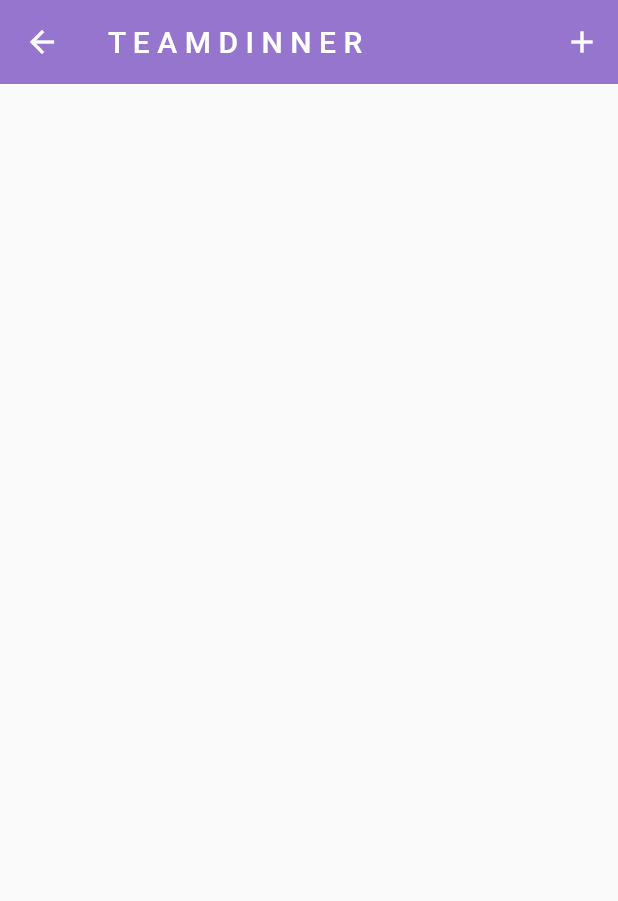
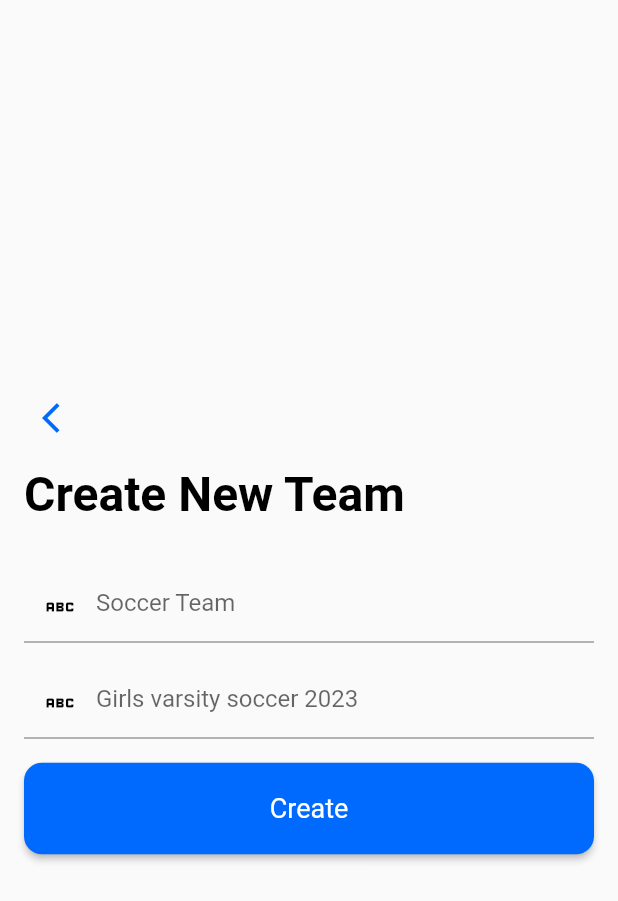
Before and after one commit to joshbl-dev/TeamDinner-JIB-2341, a Flutter app: the CreateTeamPage screen opened directly, after a tap on the "add" icon, on a phone screen of 412 x 824 dp. Shown: the top 901 px of the screen. Run offline on Flutter 3.47's test engine with Material 2 defaults, Android fonts, the phone set to English and light mode, and no system bars; our stand-ins replace google_nav_bar.

Commit message:
Create new team screen with form
added a create new team screen with form. Create a team with a team name and description.

```diff
--- a/frontend/lib/homepage.dart
+++ b/frontend/lib/homepage.dart
@@ -28,6 +28,7 @@ class _HomePageState extends State<HomePage> {
       appBar: AppBar(
         backgroundColor: Colors.deepPurple[300],
         elevation: 0,
+        centerTitle: true,
         title: const Text('T E A M D I N N E R'),
         actions: [
           IconButton(
--- /dev/null
+++ b/frontend/lib/new_team.dart
@@ -0,0 +1,48 @@
+import 'package:flutter/material.dart';
+import 'package:frontend/widgets/new_team_form.dart';
+
+class CreateNewTeamPage extends StatelessWidget {
+  const CreateNewTeamPage({Key? key}) : super(key: key);
+
+  @override
+  Widget build(BuildContext context) {
+    return Scaffold(
+      body: Padding(
+        padding: const EdgeInsets.all(16.0),
+        child: Column(
+          mainAxisAlignment: MainAxisAlignment.center,
+          crossAxisAlignment: CrossAxisAlignment.start,
+          children: [
+            Padding(
+              padding: const EdgeInsets.only(bottom: 8.0),
+              child: Container(
+                alignment: Alignment.centerLeft,
+                width: double.infinity,
+                child: IconButton(
+                  color: const Color(0xFF0069FE),
+                  onPressed: () {
+                    Navigator.pop(
+                      context,
+                    );
+                  },
+                  icon: const Icon(Icons.arrow_back_ios),
+                ),
+              ),
+            ),
+            const Padding(
+              padding: EdgeInsets.only(bottom: 32.0),
+              child: Text(
+                "Create New Team",
+                style: TextStyle(
+                    color: Colors.black,
+                    fontSize: 32.0,
+                    fontWeight: FontWeight.bold),
+              ),
+            ),
+            const NewTeamForm(),
+          ],
+        ),
+      ),
+    );
+  }
+}
--- a/frontend/lib/pages/createteam.dart
+++ b/frontend/lib/pages/createteam.dart
@@ -1,4 +1,5 @@
 import 'package:flutter/material.dart';
+import 'package:frontend/new_team.dart';
 
 class CreateTeamPage extends StatefulWidget {
   const CreateTeamPage({Key? key}) : super(key: key);
@@ -14,13 +15,24 @@ class _CreateTeamPageState extends State<CreateTeamPage> {
       appBar: AppBar(
         backgroundColor: Colors.deepPurple[300],
         elevation: 0,
+        centerTitle: true,
         title: const Text('T E A M D I N N E R'),
         actions: [
-          IconButton(onPressed: () {},
+          IconButton(onPressed: () {
+            Navigator.push(
+                context,
+                MaterialPageRoute(
+                  builder: (context) {
+                    return const CreateNewTeamPage();
+                  },
+                )
+            );
+          },
               icon: const Icon(Icons.add),
           )
         ],
       ),
+
     );
   }
 }
--- /dev/null
+++ b/frontend/lib/widgets/new_team_form.dart
@@ -0,0 +1,69 @@
+import 'package:flutter/material.dart';
+
+class NewTeamForm extends StatefulWidget {
+  const NewTeamForm({Key? key}) : super(key: key);
+
+  @override
+  State<NewTeamForm> createState() => _NewTeamFormState();
+}
+
+class _NewTeamFormState extends State<NewTeamForm> {
+  @override
+  Widget build(BuildContext context) {
+    return Form(
+      child: Column(
+        children: [
+          Padding(
+            padding: const EdgeInsets.only(bottom: 16.0),
+            child: TextFormField(
+              validator: (value) {
+                if (value == null || value.isEmpty) {
+                  return "Please enter a team name";
+                }
+                return null;
+              },
+              keyboardType: TextInputType.emailAddress,
+              decoration: const InputDecoration(
+                hintText: "Soccer Team",
+                prefixIcon: Icon(Icons.abc, color: Colors.black),
+              ),
+            ),
+          ),
+          Padding(
+            padding: const EdgeInsets.only(bottom: 16.0),
+            child: TextFormField(
+              validator: (value) {
+                if (value == null || value.isEmpty) {
+                  return "Please enter a description";
+                }
+                return null;
+              },
+              keyboardType: TextInputType.emailAddress,
+              decoration: const InputDecoration(
+                hintText: "Girls varsity soccer 2023",
+                prefixIcon: Icon(Icons.abc, color: Colors.black),
+              ),
+            ),
+          ),
+          SizedBox(
+            width: double.infinity,
+            child: RawMaterialButton(
+              fillColor: const Color(0xFF0069FE),
+              padding: const EdgeInsets.symmetric(vertical: 20.0),
+              shape: RoundedRectangleBorder(
+                  borderRadius: BorderRadius.circular(12.0)),
+              onPressed: () async {},
+              child: const Text(
+                "Create",
+                style: TextStyle(
+                  color: Colors.white,
+                  fontSize: 18,
+                ),
+              ),
+            ),
+          ),
+        ],
+      ),
+    );
+  }
+}
```
